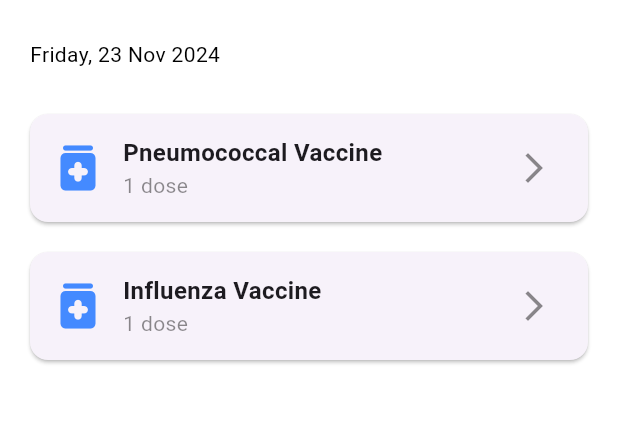
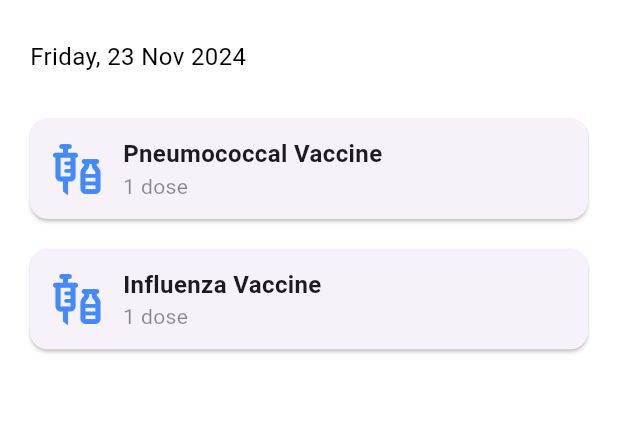
Before and after one commit to Sewjith/MedicalAppProject, a Flutter app: the Vaccination screen opened directly, on a phone screen of 412 x 824 dp, the part 75-499 px from its top. Run offline on Flutter 3.47's test engine with Material 3 defaults, Android fonts, the phone set to English and light mode, and no system bars.

Commit message:
Updated the code

```diff
--- a/lib/features/Vaccination_Reminder.dart
+++ b/lib/features/Vaccination_Reminder.dart
@@ -56,7 +56,8 @@ class Vaccination extends StatelessWidget{
       Text(
       'Friday, 23 Nov 2024',
       style: TextStyle(
-    color: AppPallete.textColor
+    color: AppPallete.textColor,
+        fontSize: 16
     ),
       ),
       SizedBox(height: 20),
@@ -98,7 +99,7 @@ class vaccineCard extends StatelessWidget{
           child: Padding(padding: const EdgeInsets.all(12),
               child: Row(
                 children: [
-                  Icon(Icons.medication_rounded, color: AppPallete.headings,
+                  Icon(Icons.vaccines_outlined, color: AppPallete.headings,
                     size: 40,),
                   SizedBox(width: 10),
                   Expanded(child: Column(
@@ -119,15 +120,6 @@ class vaccineCard extends StatelessWidget{
                       ),
                     ],
                   ),),
-                  IconButton(
-                    icon: Icon(
-                      Icons.arrow_forward_ios_outlined, color: Colors.black45,),
-                    onPressed: () {
-                      Navigator.push(context,
-                        MaterialPageRoute(
-                            builder: (context) => Placeholder()),);
-                    },
-                  ),
                 ],
               )),
         )
```
